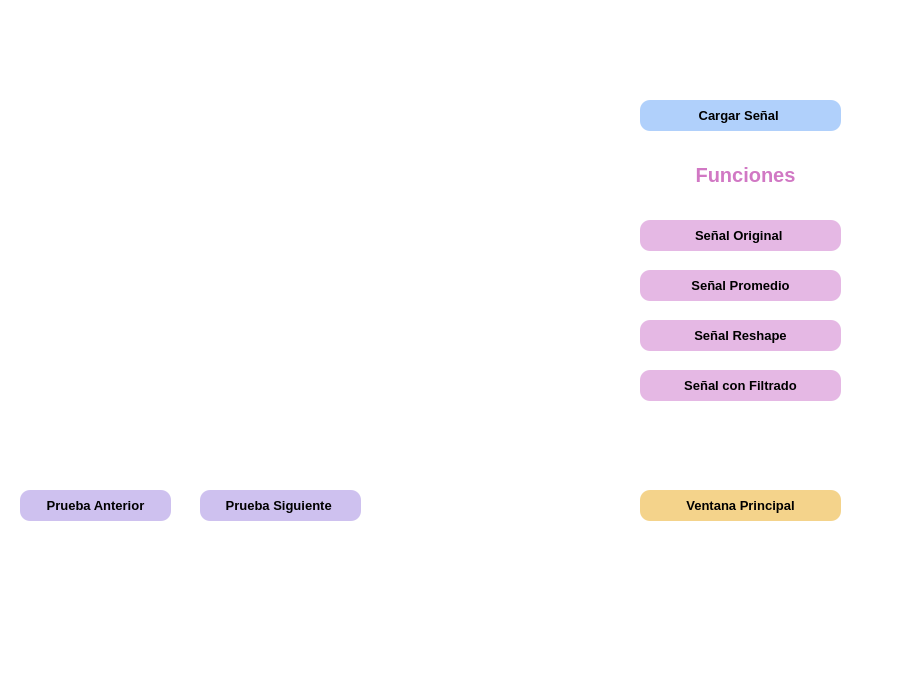
Qt form VistaMat.ui (CarlosSolano17/Trabajo-Final-Info-2) before a commit.
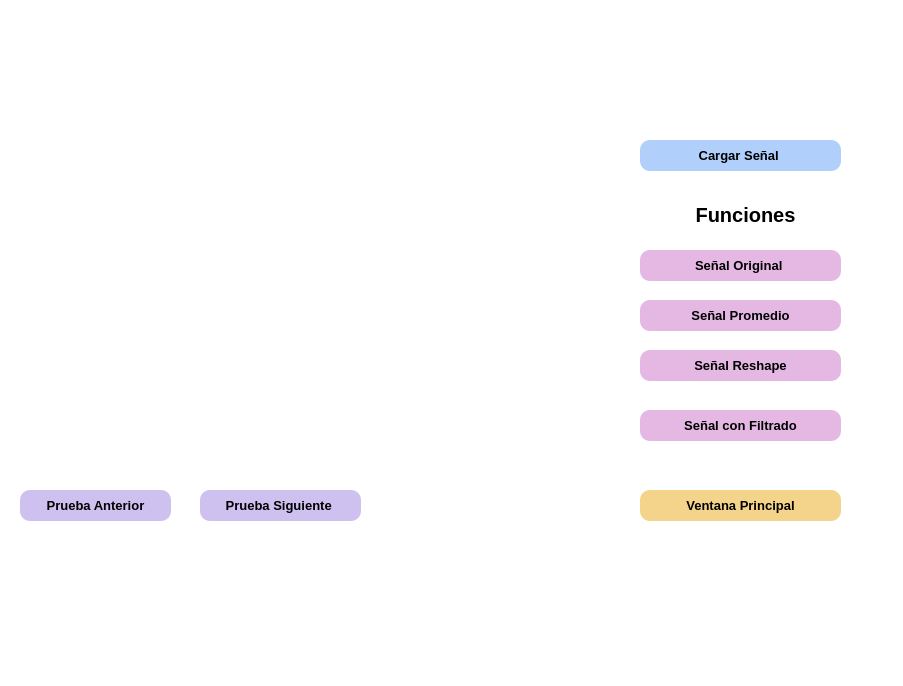
The same form after that commit. Icons and pictures are not drawn.

```diff
--- a/VistaMat.ui
+++ b/VistaMat.ui
@@ -47,7 +47,7 @@
    <property name="geometry">
     <rect>
      <x>640</x>
-     <y>220</y>
+     <y>250</y>
      <width>201</width>
      <height>31</height>
     </rect>
@@ -69,7 +69,7 @@
    <property name="geometry">
     <rect>
      <x>640</x>
-     <y>270</y>
+     <y>300</y>
      <width>201</width>
      <height>31</height>
     </rect>
@@ -91,7 +91,7 @@
    <property name="geometry">
     <rect>
      <x>640</x>
-     <y>320</y>
+     <y>350</y>
      <width>201</width>
      <height>31</height>
     </rect>
@@ -113,7 +113,7 @@
    <property name="geometry">
     <rect>
      <x>640</x>
-     <y>370</y>
+     <y>410</y>
      <width>201</width>
      <height>31</height>
     </rect>
@@ -219,7 +219,7 @@
    <property name="geometry">
     <rect>
      <x>640</x>
-     <y>100</y>
+     <y>140</y>
      <width>201</width>
      <height>31</height>
     </rect>
@@ -260,7 +260,7 @@
    <property name="geometry">
     <rect>
      <x>650</x>
-     <y>160</y>
+     <y>200</y>
      <width>191</width>
      <height>31</height>
     </rect>
@@ -271,7 +271,26 @@
     </font>
    </property>
    <property name="text">
-    <string>&lt;html&gt;&lt;head/&gt;&lt;body&gt;&lt;p align=&quot;center&quot;&gt;&lt;span style=&quot; font-weight:700; color:#d178c4;&quot;&gt;Funciones&lt;/span&gt;&lt;/p&gt;&lt;/body&gt;&lt;/html&gt;</string>
+    <string>&lt;html&gt;&lt;head/&gt;&lt;body&gt;&lt;p align=&quot;center&quot;&gt;&lt;span style=&quot; font-weight:700; color:#000000;&quot;&gt;Funciones&lt;/span&gt;&lt;/p&gt;&lt;/body&gt;&lt;/html&gt;</string>
+   </property>
+  </widget>
+  <widget class="QLabel" name="label_3">
+   <property name="geometry">
+    <rect>
+     <x>670</x>
+     <y>30</y>
+     <width>141</width>
+     <height>91</height>
+    </rect>
+   </property>
+   <property name="text">
+    <string/>
+   </property>
+   <property name="pixmap">
+    <pixmap>Captura de pantalla 2023-11-26 215349.png</pixmap>
+   </property>
+   <property name="scaledContents">
+    <bool>true</bool>
    </property>
   </widget>
  </widget>
```
